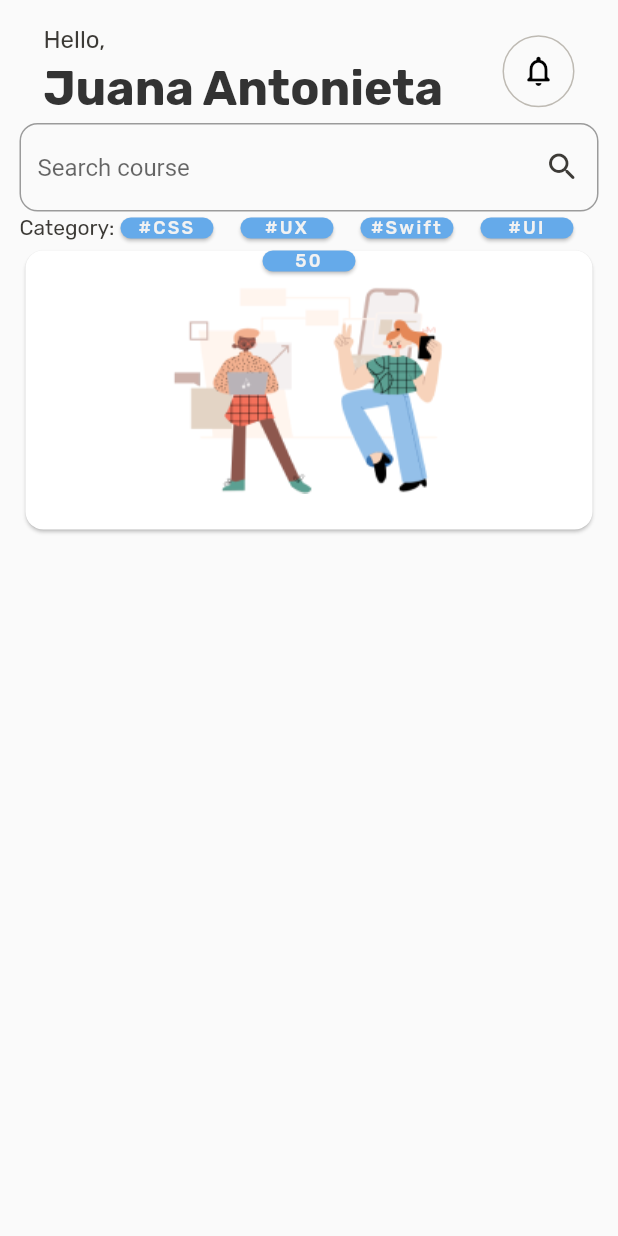
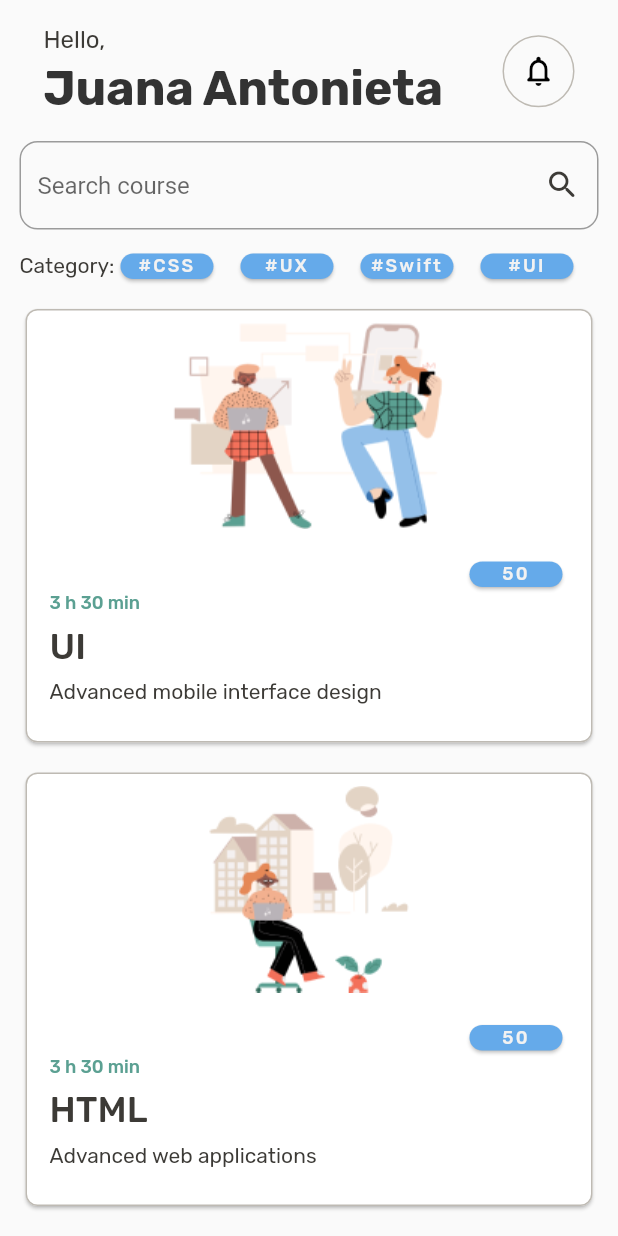
Before and after one commit to nyanibaquartey/codefactory_app, a Flutter app: the screen it shows after launch, on a phone screen of 412 x 824 dp. Run offline on Flutter 3.47's test engine with Material 2 defaults, Android fonts, the light colour scheme and no system bars; our stand-ins replace google_fonts.

Commit message:
Home page course cards

```diff
--- a/lib/home.dart
+++ b/lib/home.dart
@@ -49,6 +49,9 @@ class Home extends StatelessWidget {
                   ),
                 ),
               ),
+              const SizedBox(
+                height: 12,
+              ),
               TextField(
                 decoration: InputDecoration(
                     hintText: "Search course",
@@ -62,6 +65,9 @@ class Home extends StatelessWidget {
                       Icons.search_rounded,
                       color: Color(0xFF3C3A36),
                     )),
+              ),
+              const SizedBox(
+                height: 12,
               ),
               SingleChildScrollView(
                 scrollDirection: Axis.horizontal,
@@ -101,31 +107,115 @@ class Home extends StatelessWidget {
                   ],
                 ),
               ),
-              Column(
+              const SizedBox(
+                height: 12,
+              ),
+              const HomeCourseCard(
+                homeCourseCardImage: "assets/images/home1.png",
+                courseDuration: "3 h 30 min",
+                courseName: "UI",
+                courseDesc: "Advanced mobile interface design",
+              ),
+              const SizedBox(
+                height: 12,
+              ),
+              const HomeCourseCard(
+                homeCourseCardImage: "assets/images/home2.png",
+                courseDuration: "3 h 30 min",
+                courseName: "HTML",
+                courseDesc: "Advanced web applications",
+              ),
+            ],
+          ),
+        )),
+      ),
+    );
+  }
+}
+
+class HomeCourseCard extends StatelessWidget {
+  final String homeCourseCardImage;
+  final String courseDuration;
+  final String courseName;
+  final String courseDesc;
+
+  const HomeCourseCard({
+    Key? key,
+    required this.homeCourseCardImage,
+    required this.courseDuration,
+    required this.courseName,
+    required this.courseDesc,
+  }) : super(key: key);
+
+  @override
+  Widget build(BuildContext context) {
+    return SizedBox(
+      width: MediaQuery.of(context).size.width,
+      height: 297,
+      child: Card(
+        shape: RoundedRectangleBorder(
+            borderRadius: BorderRadius.circular(8),
+            side: BorderSide(color: Color(0xFFBEBAB3))),
+        child: Column(
+          mainAxisAlignment: MainAxisAlignment.spaceAround,
+          crossAxisAlignment: CrossAxisAlignment.stretch,
           children: [
             Stack(
               children: [
                 SizedBox(
                   width: MediaQuery.of(context).size.width,
-                        height: 194,
-                        child: Card(
-                          shape: RoundedRectangleBorder(
-                              borderRadius: BorderRadius.circular(12)),
-                          child: Image.asset("assets/images/home1.png"),
-                        ),
-                      ),
-                      const Align(
-                       //   alignment: Alignment.bottomRight,
-                          child: HomeCategoryCard(categoryText: "50")),
-
-                    ],
+                  height: 138,
+                  child: Image.asset(homeCourseCardImage),
                 ),
               ],
             ),
-
+            Padding(
+              padding: const EdgeInsets.only(left: 16, right: 16, bottom: 16),
+              child: Column(
+                crossAxisAlignment: CrossAxisAlignment.start,
+                mainAxisAlignment: MainAxisAlignment.spaceEvenly,
+                children: [
+                  const Align(
+                      alignment: Alignment.bottomRight,
+                      child: HomeCategoryCard(categoryText: "50")),
+                  Text(
+                    courseDuration,
+                    style: GoogleFonts.rubik(
+                      textStyle: Theme.of(context).textTheme.bodySmall,
+                      fontWeight: FontWeight.w500,
+                      fontSize: 12.0,
+                      color: const Color(0xFF5BA092),
+                    ),
+                  ),
+                  const SizedBox(
+                    height: 8,
+                  ),
+                  Text(
+                    courseName,
+                    style: GoogleFonts.rubik(
+                      textStyle: Theme.of(context).textTheme.headline4,
+                      fontWeight: FontWeight.w500,
+                      fontSize: 24.0,
+                      color: const Color(0xFF3C3A36),
+                    ),
+                  ),
+                  const SizedBox(
+                    height: 8,
+                  ),
+                  Text(
+                    courseDesc,
+                    style: GoogleFonts.rubik(
+                      textStyle: Theme.of(context).textTheme.bodyMedium,
+                      fontWeight: FontWeight.w400,
+                      fontSize: 14.0,
+                      color: const Color(0xFF3C3A36),
+                    ),
+                  )
                 ],
               ),
-        )),
+            ),
+          ],
+        ),
       ),
     );
   }
@@ -143,9 +233,12 @@ class HomeCategoryCard extends StatelessWidget {
   Widget build(BuildContext context) {
     return SizedBox(
       width: 70,
+      height: 25,
       child: Card(
         color: const Color(0xFF65AAEA),
         shape: RoundedRectangleBorder(borderRadius: BorderRadius.circular(12)),
+        child: Align(
+          alignment: Alignment.center,
           child: Text(
             categoryText,
             textAlign: TextAlign.center,
@@ -157,6 +250,7 @@ class HomeCategoryCard extends StatelessWidget {
             ),
           ),
         ),
+      ),
     );
   }
 }
```
Also changed, not shown: assets/images/home2.png (added). Lines whose indentation alone changed are shown as unchanged.
